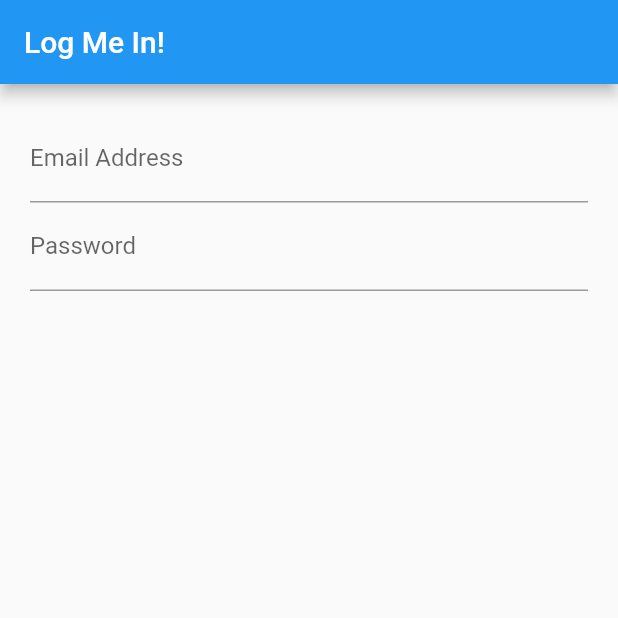
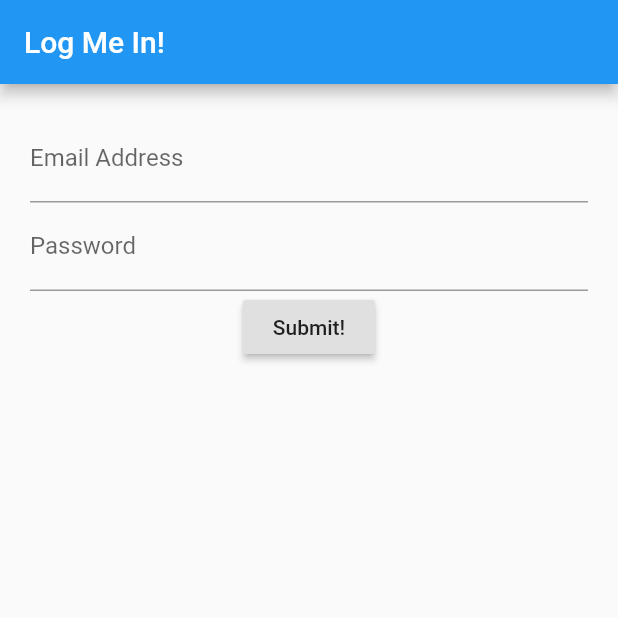
Before and after one commit to HossamMuhammedOmar/login_stateful, a Flutter app: the screen it shows after launch, on a phone screen of 412 x 824 dp, the top half of it. Run offline on Flutter 3.47's test engine with Material 2 defaults, Android fonts, the phone set to English and light mode, and no system bars.

Commit message:
111 Displaying Buttons with RaisedButton

```diff
--- a/lib/src/screens/login_screen.dart
+++ b/lib/src/screens/login_screen.dart
@@ -15,6 +15,7 @@ class LoginScreenState extends State<LoginScreen> {
           children: [
             emailField(),
             passwordField(),
+            submitButton(),
           ],
         ),
       ),
@@ -41,5 +42,10 @@ class LoginScreenState extends State<LoginScreen> {
     );
   }
 
-  Widget submitButton() {}
+  Widget submitButton() {
+    return RaisedButton(
+      onPressed: () {},
+      child: Text('Submit!'),
+    );
+  }
 }
```
